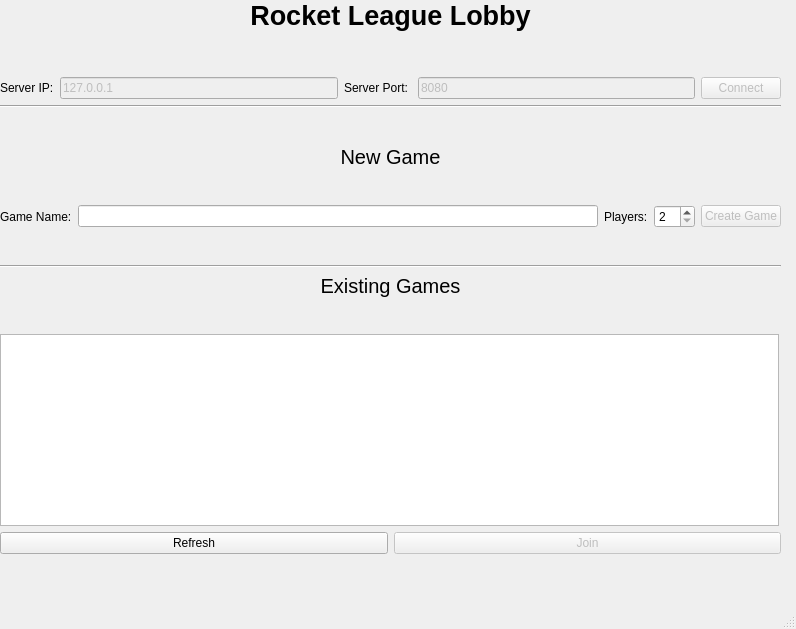
Before: the Qt Designer form src/lobby/lobby.ui in 1gnacio/Taller-1-Rocket-League, drawn with Qt 5.
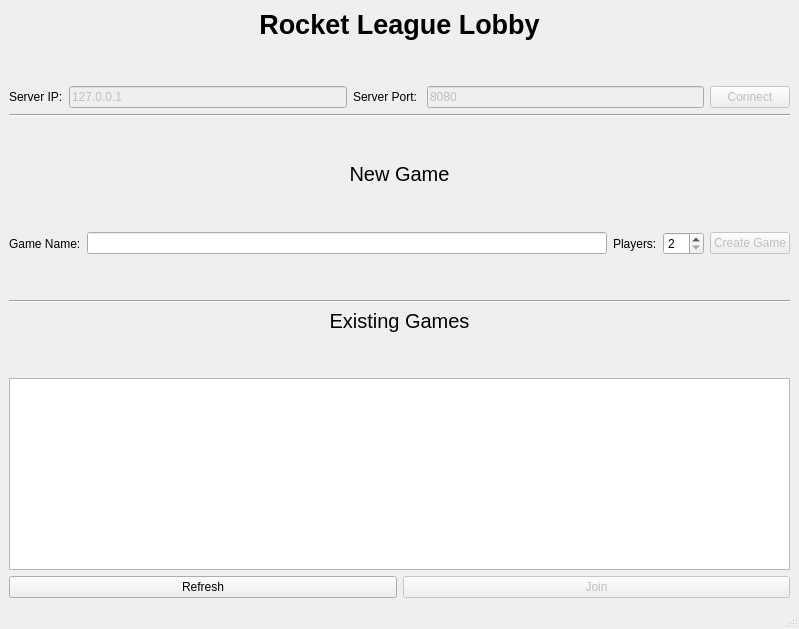
After: the same form once the commit is applied.

```diff
--- a/src/lobby/lobby.ui
+++ b/src/lobby/lobby.ui
@@ -6,7 +6,7 @@
    <rect>
     <x>0</x>
     <y>0</y>
-    <width>796</width>
+    <width>799</width>
     <height>629</height>
    </rect>
   </property>
@@ -20,15 +20,8 @@
      <verstretch>0</verstretch>
     </sizepolicy>
    </property>
-   <widget class="QWidget" name="layoutWidget">
-    <property name="geometry">
-     <rect>
-      <x>0</x>
-      <y>0</y>
-      <width>781</width>
-      <height>554</height>
-     </rect>
-    </property>
+   <layout class="QVBoxLayout" name="verticalLayout_2">
+    <item>
     <layout class="QVBoxLayout" name="verticalLayout">
      <item>
       <widget class="QLabel" name="label_2">
@@ -269,13 +262,16 @@
        </property>
        <property name="maximumSize">
         <size>
-         <width>779</width>
+          <width>16777215</width>
          <height>16777215</height>
         </size>
        </property>
        <property name="autoFillBackground">
         <bool>false</bool>
        </property>
+        <property name="sizeAdjustPolicy">
+         <enum>QAbstractScrollArea::AdjustIgnored</enum>
+        </property>
        <property name="editTriggers">
         <set>QAbstractItemView::SelectedClicked</set>
        </property>
@@ -291,6 +287,9 @@
        <attribute name="horizontalHeaderStretchLastSection">
         <bool>true</bool>
        </attribute>
+        <attribute name="verticalHeaderStretchLastSection">
+         <bool>true</bool>
+        </attribute>
       </widget>
      </item>
      <item>
@@ -315,7 +314,8 @@
       </layout>
      </item>
     </layout>
-   </widget>
+    </item>
+   </layout>
   </widget>
   <widget class="QStatusBar" name="statusbar"/>
  </widget>
```
Left out of the diff: 6 changed lines with no effect on the pictures. Lines whose indentation alone changed are shown as unchanged.
